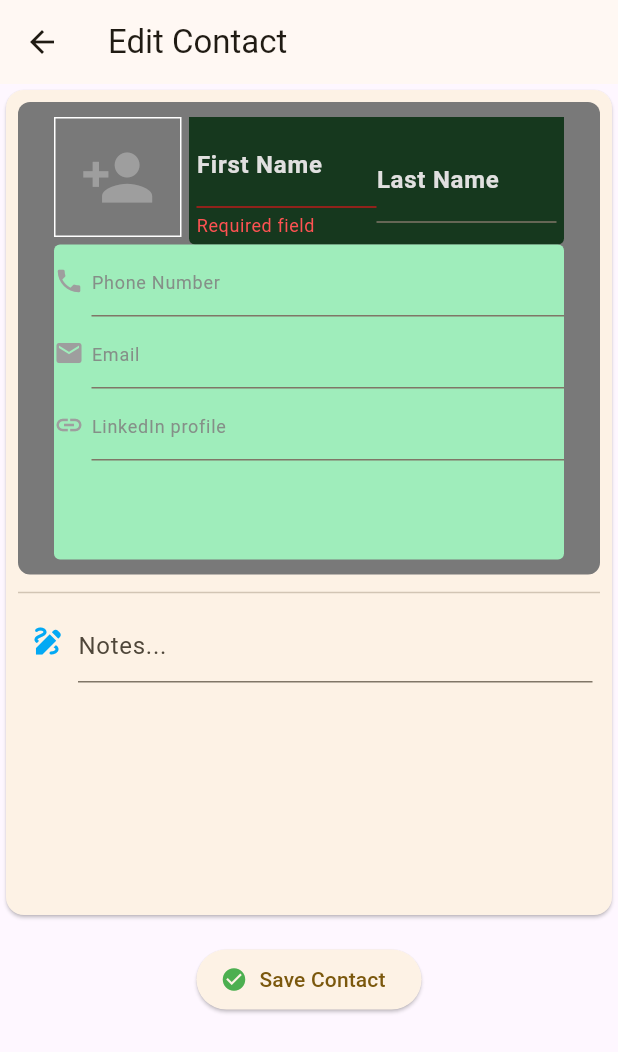
After one commit to alexdivadi/pullodex, a Flutter app: the ContactFormView screen opened by its route, after a tap on "Save Contact", on a phone screen of 412 x 824 dp. The commit adds this screen. Shown: the top 1052 px of the screen. Run offline on Flutter 3.47's test engine with Material 3 defaults, Android fonts, the light colour scheme and no system bars; our stand-ins replace flutter_contacts, google_fonts, image_picker, infinite_carousel; generated files the repository leaves out were written again.

Commit message:
update/add contacts

```diff
--- /dev/null
+++ b/lib/src/contacts/contact_form.dart
@@ -0,0 +1,406 @@
+import 'dart:typed_data';
+
+import 'package:flutter/material.dart';
+import 'package:flutter_contacts/flutter_contacts.dart';
+import 'package:image_picker/image_picker.dart';
+import 'package:pullodex/src/validators.dart';
+
+class ContactForm extends StatefulWidget {
+  const ContactForm({
+    super.key,
+    this.onSubmit,
+    this.contact,
+  });
+
+  final Function(Contact)? onSubmit;
+  final Contact? contact;
+
+  @override
+  State<ContactForm> createState() => _ContactFormState();
+}
+
+class _ContactFormState extends State<ContactForm> {
+  final _contactFormKey = GlobalKey<FormState>();
+  final TextEditingController _firstNameController = TextEditingController();
+  final TextEditingController _lastNameController = TextEditingController();
+  final TextEditingController _phoneController = TextEditingController();
+  final TextEditingController _emailController = TextEditingController();
+  final TextEditingController _linkedInController = TextEditingController();
+  final TextEditingController _notesController = TextEditingController();
+  final ImagePicker _picker = ImagePicker();
+
+  Uint8List? _imageController;
+
+  @override
+  void initState() {
+    final SocialMedia? linkedIn = widget.contact?.socialMedias.firstWhere(
+        (element) => element.label == SocialMediaLabel.linkedIn,
+        orElse: () => SocialMedia(""));
+
+    _firstNameController.text = widget.contact?.name.first ?? "";
+    _lastNameController.text = widget.contact?.name.last ?? "";
+    _phoneController.text = widget.contact?.phones.firstOrNull?.number ?? "";
+    _emailController.text = widget.contact?.emails.firstOrNull?.address ?? "";
+    _linkedInController.text = linkedIn?.userName ?? "";
+    _notesController.text = widget.contact?.notes.firstOrNull?.note ?? "";
+    _imageController = widget.contact?.photoOrThumbnail;
+    super.initState();
+  }
+
+  @override
+  void dispose() {
+    _firstNameController.dispose();
+    _lastNameController.dispose();
+    _phoneController.dispose();
+    _emailController.dispose();
+    _linkedInController.dispose();
+    _notesController.dispose();
+    super.dispose();
+  }
+
+  void _submitForm() {
+    if (widget.onSubmit != null &&
+        _contactFormKey.currentState != null &&
+        _contactFormKey.currentState!.validate()) {
+      widget.onSubmit!(
+        Contact(
+          id: widget.contact?.id ?? "",
+          isStarred: widget.contact?.isStarred ?? false,
+          displayName: widget.contact?.displayName ??
+              ((_lastNameController.text.isEmpty)
+                  ? _firstNameController.text
+                  : "${_firstNameController.text} ${_lastNameController.text}"),
+          name: Name(
+            first: _firstNameController.text,
+            last: _lastNameController.text,
+          ),
+          phones: [
+            Phone(_phoneController.text),
+            if (widget.contact != null) ...widget.contact!.phones
+          ],
+          emails: [
+            Email(_emailController.text),
+            if (widget.contact != null) ...widget.contact!.emails
+          ],
+          socialMedias: [
+            SocialMedia(
+              _linkedInController.text,
+              label: SocialMediaLabel.linkedIn,
+            ),
+            if (widget.contact != null) ...widget.contact!.socialMedias
+          ],
+          notes: [
+            Note(_notesController.text),
+            if (widget.contact != null) ...widget.contact!.notes
+          ],
+          photo: _imageController,
+          accounts: widget.contact?.accounts,
+          events: widget.contact?.events,
+          organizations: widget.contact?.organizations,
+          groups: widget.contact?.groups,
+          websites: widget.contact?.websites,
+          addresses: widget.contact?.addresses,
+        ),
+      );
+    }
+  }
+
+  @override
+  Widget build(BuildContext context) {
+    return Form(
+      key: _contactFormKey,
+      autovalidateMode: AutovalidateMode.onUserInteraction,
+      child: Column(
+        children: [
+          Card(
+            child: Container(
+              width: 600,
+              height: 550,
+              padding: const EdgeInsets.all(8),
+              child: Column(
+                crossAxisAlignment: CrossAxisAlignment.start,
+                children: [
+                  Container(
+                    decoration: BoxDecoration(
+                      borderRadius: BorderRadius.circular(8),
+                      color: const Color.fromARGB(255, 121, 121, 121),
+                    ),
+                    height: 315,
+                    padding: const EdgeInsets.symmetric(vertical: 10.0),
+                    child: Column(
+                      children: [
+                        Row(
+                          mainAxisAlignment: MainAxisAlignment.center,
+                          children: [
+                            Center(
+                              child: Padding(
+                                padding: const EdgeInsets.only(bottom: 5.0),
+                                child: Container(
+                                  height: 80,
+                                  width: 85,
+                                  decoration: BoxDecoration(
+                                      border: Border.all(color: Colors.white)),
+                                  child: GestureDetector(
+                                    onTap: () async {
+                                      final XFile? image =
+                                          await _picker.pickImage(
+                                              source: ImageSource.gallery);
+                                      if (image != null) {
+                                        final bytes = await image.readAsBytes();
+                                        setState(() {
+                                          _imageController = bytes;
+                                        });
+                                      }
+                                    },
+                                    child: (_imageController == null)
+                                        ? const Icon(
+                                            Icons.person_add,
+                                            size: 50,
+                                            color: Colors.grey,
+                                          )
+                                        : Stack(
+                                            fit: StackFit.expand,
+                                            children: [
+                                                Image.memory(_imageController!),
+                                                IconButton(
+                                                    alignment:
+                                                        Alignment.topRight,
+                                                    onPressed: () =>
+                                                        setState(() {
+                                                          _imageController =
+                                                              null;
+                                                        }),
+                                                    icon: const Icon(
+                                                      Icons.cancel,
+                                                      color: Colors.red,
+                                                    )),
+                                              ]),
+                                  ),
+                                ),
+                              ),
+                            ),
+                            const SizedBox(
+                              width: 5,
+                            ),
+                            Container(
+                              height: 85,
+                              width: 250,
+                              decoration: const BoxDecoration(
+                                  color: Color.fromARGB(255, 22, 56, 30),
+                                  borderRadius: BorderRadius.vertical(
+                                      bottom: Radius.circular(4))),
+                              padding:
+                                  const EdgeInsets.symmetric(horizontal: 5.0),
+                              child: Row(
+                                children: [
+                                  Flexible(
+                                    flex: 1,
+                                    child: TextFormField(
+                                      controller: _firstNameController,
+                                      validator: requireValue,
+                                      decoration: const InputDecoration(
+                                        labelText: "First Name",
+                                        labelStyle: TextStyle(
+                                          fontWeight: FontWeight.bold,
+                                          fontSize: 16,
+                                          color: Color.fromARGB(
+                                              255, 225, 224, 224),
+                                        ),
+                                        errorStyle: TextStyle(
+                                          color: Colors.redAccent,
+                                        ),
+                                      ),
+                                      style: const TextStyle(
+                                        fontWeight: FontWeight.bold,
+                                        fontSize: 16,
+                                        color: Colors.white,
+                                      ),
+                                    ),
+                                  ),
+                                  Flexible(
+                                    flex: 1,
+                                    child: TextFormField(
+                                      controller: _lastNameController,
+                                      decoration: const InputDecoration(
+                                        labelText: "Last Name",
+                                        labelStyle: TextStyle(
+                                          fontWeight: FontWeight.bold,
+                                          fontSize: 16,
+                                          color: Color.fromARGB(
+                                              255, 225, 224, 224),
+                                        ),
+                                        errorStyle: TextStyle(
+                                          color: Colors.redAccent,
+                                        ),
+                                      ),
+                                      style: const TextStyle(
+                                        fontWeight: FontWeight.bold,
+                                        fontSize: 16,
+                                        color: Colors.white,
+                                      ),
+                                    ),
+                                  ),
+                                ],
+                              ),
+                            ),
+                          ],
+                        ),
+                        Flexible(
+                          child: Container(
+                            width: 340,
+                            decoration: const BoxDecoration(
+                              color: Color.fromARGB(255, 159, 237, 187),
+                              borderRadius:
+                                  BorderRadius.all(Radius.circular(4)),
+                            ),
+                            child: Column(
+                              crossAxisAlignment: CrossAxisAlignment.stretch,
+                              children: [
+                                Row(
+                                  children: [
+                                    const Icon(
+                                      Icons.phone,
+                                      color: Colors.grey,
+                                      size: 20,
+                                    ),
+                                    const SizedBox(
+                                      width: 5,
+                                    ),
+                                    Expanded(
+                                      child: TextFormField(
+                                        controller: _phoneController,
+                                        validator: phoneValidator,
+                                        textAlign: TextAlign.left,
+                                        style: const TextStyle(
+                                          color: Colors.black,
+                                        ),
+                                        decoration: const InputDecoration(
+                                          hintText: "Phone Number",
+                                          hintStyle: TextStyle(
+                                            color: Color.fromARGB(
+                                                219, 129, 128, 128),
+                                            fontSize: 12,
+                                          ),
+                                        ),
+                                      ),
+                                    ),
+                                  ],
+                                ),
+                                Row(
+                                  children: [
+                                    const Icon(
+                                      Icons.email,
+                                      color: Colors.grey,
+                                      size: 20,
+                                    ),
+                                    const SizedBox(
+                                      width: 5,
+                                    ),
+                                    Expanded(
+                                      child: TextFormField(
+                                        controller: _emailController,
+                                        validator: emailValidator,
+                                        textAlign: TextAlign.left,
+                                        decoration: const InputDecoration(
+                                          hintText: "Email",
+                                          hintStyle: TextStyle(
+                                            color: Color.fromARGB(
+                                                219, 129, 128, 128),
+                                            fontSize: 12,
+                                          ),
+                                        ),
+                                        style: const TextStyle(
+                                          color: Colors.black,
+                                        ),
+                                      ),
+                                    ),
+                                  ],
+                                ),
+                                Row(
+                                  children: [
+                                    const Icon(
+                                      Icons.link,
+                                      color: Colors.grey,
+                                      size: 20,
+                                    ),
+                                    const SizedBox(
+                                      width: 5,
+                                    ),
+                                    Expanded(
+                                      child: TextFormField(
+                                        controller: _linkedInController,
+                                        textAlign: TextAlign.left,
+                                        decoration: const InputDecoration(
+                                          hintText: "LinkedIn profile",
+                                          hintStyle: TextStyle(
+                                            color: Color.fromARGB(
+                                                219, 129, 128, 128),
+                                            fontSize: 12,
+                                          ),
+                                        ),
+                                        style: const TextStyle(
+                                          color: Colors.black,
+                                        ),
+                                      ),
+                                    ),
+                                  ],
+                                ),
+                              ],
+                            ),
+                          ),
+                        ),
+                      ],
+                    ),
+                  ),
+                  const Padding(
+                    padding: EdgeInsets.symmetric(vertical: 4.0),
+                    child: Divider(),
+                  ),
+                  Expanded(
+                    child: Row(
+                      crossAxisAlignment: CrossAxisAlignment.start,
+                      children: [
+                        const Padding(
+                          padding: EdgeInsets.all(8.0),
+                          child: Icon(
+                            Icons.draw,
+                            color: Colors.lightBlue,
+                          ),
+                        ),
+                        Expanded(
+                          child: Padding(
+                            padding: const EdgeInsets.only(right: 5.0),
+                            child: TextFormField(
+                              controller: _notesController,
+                              expands: false,
+                              minLines: 1,
+                              maxLines: 5,
+                              decoration: const InputDecoration(
+                                hintText: "Notes...",
+                              ),
+                            ),
+                          ),
+                        ),
+                      ],
+                    ),
+                  ),
+                ],
+              ),
+            ),
+          ),
+          Padding(
+            padding: const EdgeInsets.all(15.0),
+            child: ElevatedButton.icon(
+              label: const Text("Save Contact"),
+              icon: const Icon(
+                Icons.check_circle,
+                color: Colors.green,
+              ),
+              onPressed: _submitForm,
+            ),
+          ),
+        ],
+      ),
+    );
+  }
+}
--- /dev/null
+++ b/lib/src/contacts/contact_form_view.dart
@@ -0,0 +1,43 @@
+import 'package:flutter/material.dart';
+import 'package:flutter_contacts/flutter_contacts.dart';
+import 'package:pullodex/src/contacts/contact_form.dart';
+
+class ContactFormView extends StatelessWidget {
+  const ContactFormView({super.key, this.contact});
+
+  static const routeName = '/form/';
+  final Contact? contact;
+
+  @override
+  Widget build(BuildContext context) {
+    return Scaffold(
+      appBar: AppBar(
+        title: const Text('Edit Contact'),
+      ),
+      body: Center(
+        child: Column(
+          children: [
+            contact == null
+                ? ContactForm(
+                    onSubmit: (contact) async {
+                      await contact.insert();
+                      if (context.mounted) {
+                        Navigator.pop(context);
+                      }
+                    },
+                  )
+                : ContactForm(
+                    onSubmit: (newContact) async {
+                      await newContact.update();
+                      if (context.mounted) {
+                        Navigator.pop(context);
+                      }
+                    },
+                    contact: contact,
+                  ),
+          ],
+        ),
+      ),
+    );
+  }
+}
--- /dev/null
+++ b/lib/src/validators.dart
@@ -0,0 +1,26 @@
+String? requireValue(String? value) {
+  if (value == null || value.isEmpty) {
+    return "Required field";
+  }
+  return null;
+}
+
+String? emailValidator(String? value) {
+  if (value != null &&
+      value.isNotEmpty &&
+      !RegExp(r"^[a-zA-Z0-9.a-zA-Z0-9.!#$%&'*+-/=?^_`{|}~]+@[a-zA-Z0-9]+\.[a-zA-Z]+")
+          .hasMatch(value)) {
+    return "Please enter a valid email";
+  }
+  return null;
+}
+
+String? phoneValidator(String? value) {
+  if (value != null &&
+      value.isNotEmpty &&
+      !RegExp(r"^(\+\d{1,2}\s)?\(?\d{3}\)?[\s.-]\d{3}[\s.-]\d{4}$")
+          .hasMatch(value)) {
+    return "Please enter a valid phone number";
+  }
+  return null;
+}
--- a/pubspec.yaml
+++ b/pubspec.yaml
@@ -16,6 +16,7 @@ dependencies:
   flutter_localizations:
     sdk: flutter
   google_fonts: ^6.2.1
+  image_picker: ^1.0.7
   infinite_carousel: ^1.1.1
   riverpod: ^2.5.1
 
```
Also changed, not shown: lib/src/app.dart (+14 -2 lines), lib/src/contacts/contact_card.dart (+96 -25 lines), lib/src/contacts/contact_list_view.dart (+38 -33 lines), pubspec.lock, 7 other files.
